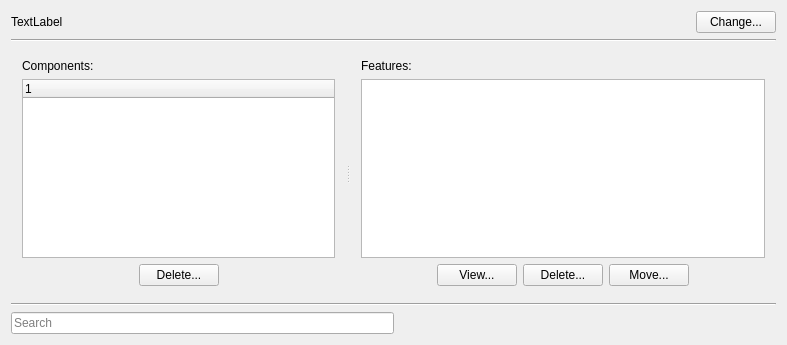
Above: widget.ui from acraig5075/kbutwa-utils before the change. Below: the same form after it.
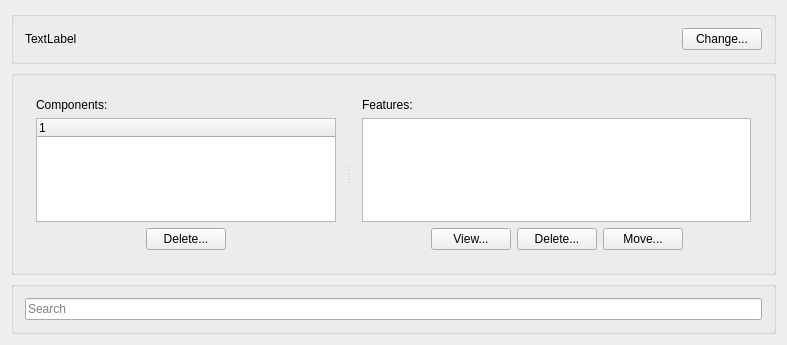
That is the form after the change. Icons and pictures are not drawn.

```diff
--- a/widget.ui
+++ b/widget.ui
@@ -17,6 +17,24 @@
    <iconset resource="assets/icons.qrc">
     <normaloff>:/unittest.ico</normaloff>:/unittest.ico</iconset>
   </property>
+  <layout class="QVBoxLayout" name="verticalLayout_5">
+   <item>
+    <widget class="QGroupBox" name="groupBox_2">
+     <property name="sizePolicy">
+      <sizepolicy hsizetype="Preferred" vsizetype="Fixed">
+       <horstretch>0</horstretch>
+       <verstretch>0</verstretch>
+      </sizepolicy>
+     </property>
+     <property name="maximumSize">
+      <size>
+       <width>16777215</width>
+       <height>16777215</height>
+      </size>
+     </property>
+     <property name="title">
+      <string/>
+     </property>
   <layout class="QVBoxLayout" name="verticalLayout_3">
    <item>
     <layout class="QHBoxLayout" name="horizontalLayout_3">
@@ -53,13 +71,15 @@
      </item>
     </layout>
    </item>
-   <item>
-    <widget class="Line" name="line">
-     <property name="orientation">
-      <enum>Qt::Horizontal</enum>
-     </property>
+     </layout>
     </widget>
    </item>
+   <item>
+    <widget class="QGroupBox" name="groupBox">
+     <property name="title">
+      <string/>
+     </property>
+     <layout class="QHBoxLayout" name="horizontalLayout_5">
    <item>
     <widget class="QSplitter" name="splitter">
      <property name="orientation">
@@ -205,15 +225,29 @@
      </widget>
     </widget>
    </item>
-   <item>
-    <widget class="Line" name="line_2">
-     <property name="orientation">
-      <enum>Qt::Horizontal</enum>
-     </property>
+     </layout>
+     <zorder>splitter</zorder>
+     <zorder>splitter</zorder>
     </widget>
    </item>
    <item>
-    <layout class="QHBoxLayout" name="horizontalLayout_4">
+    <widget class="QGroupBox" name="groupBox_3">
+     <property name="sizePolicy">
+      <sizepolicy hsizetype="Preferred" vsizetype="Fixed">
+       <horstretch>0</horstretch>
+       <verstretch>0</verstretch>
+      </sizepolicy>
+     </property>
+     <property name="maximumSize">
+      <size>
+       <width>16777215</width>
+       <height>16777215</height>
+      </size>
+     </property>
+     <property name="title">
+      <string/>
+     </property>
+     <layout class="QVBoxLayout" name="verticalLayout_4">
      <item>
       <widget class="QLineEdit" name="searchEdit">
        <property name="placeholderText">
@@ -221,20 +255,8 @@
        </property>
       </widget>
      </item>
-     <item>
-      <spacer name="horizontalSpacer_5">
-       <property name="orientation">
-        <enum>Qt::Horizontal</enum>
-       </property>
-       <property name="sizeHint" stdset="0">
-        <size>
-         <width>40</width>
-         <height>20</height>
-        </size>
-       </property>
-      </spacer>
-     </item>
-    </layout>
+     </layout>
+    </widget>
    </item>
   </layout>
  </widget>
```
Lines whose indentation alone changed are shown as unchanged.
